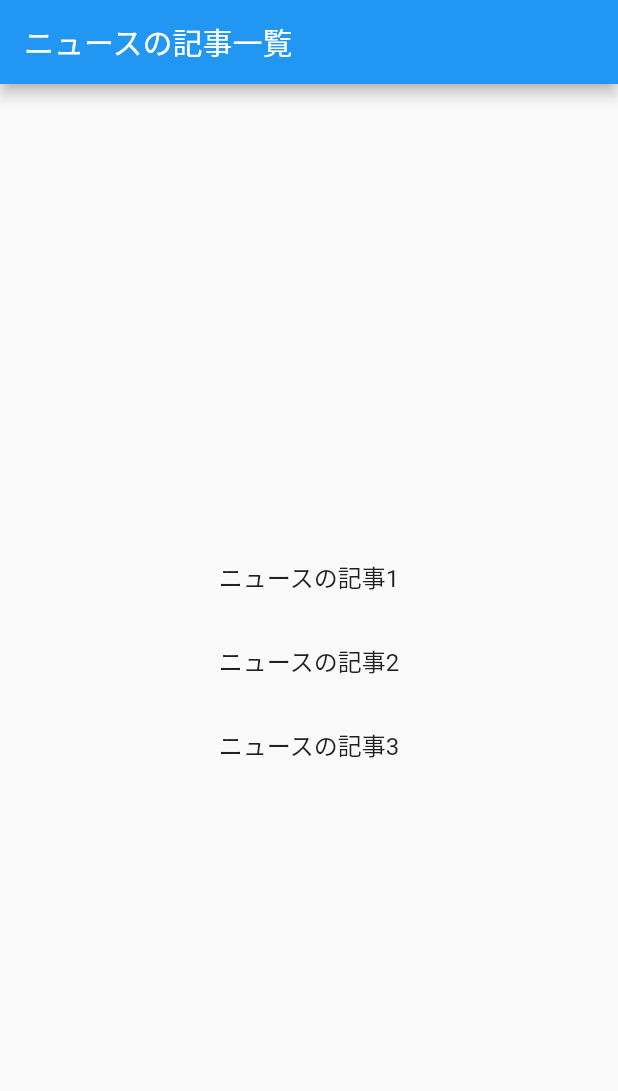
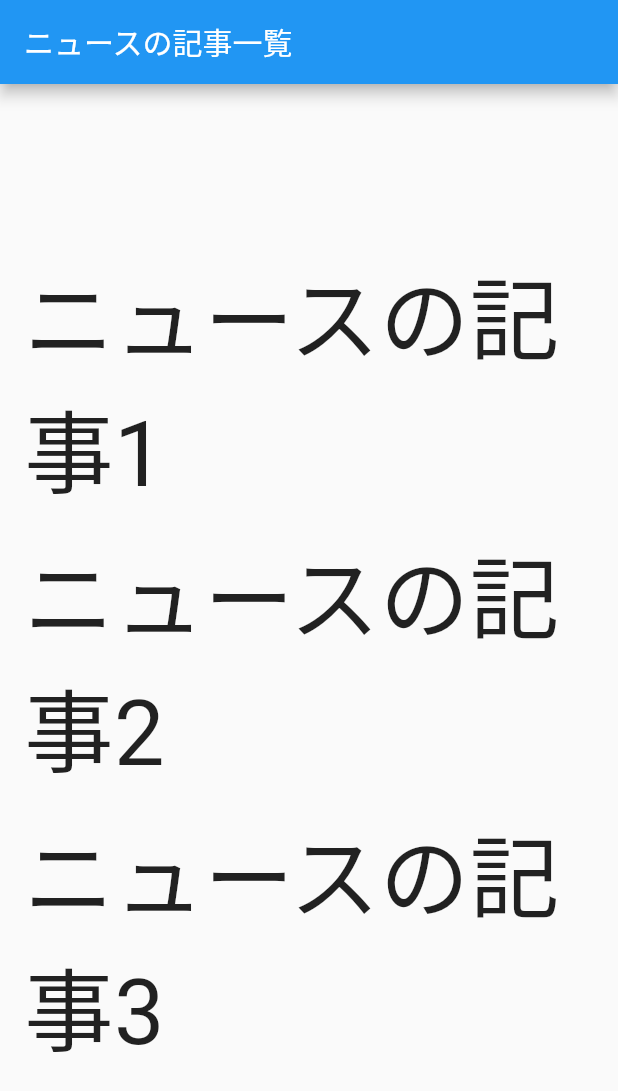
Before and after one commit to Raizou-Iimura/newsapp_mockver, a Flutter app: the screen it shows after launch, on a phone screen of 412 x 824 dp. Shown: the top 1091 px of the screen. Run offline on Flutter 3.47's test engine with Material 2 defaults, Android fonts, the phone set to English and light mode, and no system bars.

Commit message:
Update main.dart
Added a list of news articles and the ability to change the text size of each article

```diff
--- a/lib/main.dart
+++ b/lib/main.dart
@@ -26,7 +26,12 @@ class NewsListScreen extends StatelessWidget {
           children: newsList.map((item) {
             String title = item['title'] ?? '';
             return ListTile(
-              title: Center(child: Text(title)),
+              title: Center(
+                child: Text(
+                  title,
+                  style: TextStyle(fontSize: 60),
+                ),
+              ),
             );
           }).toList(),
         ),
```
